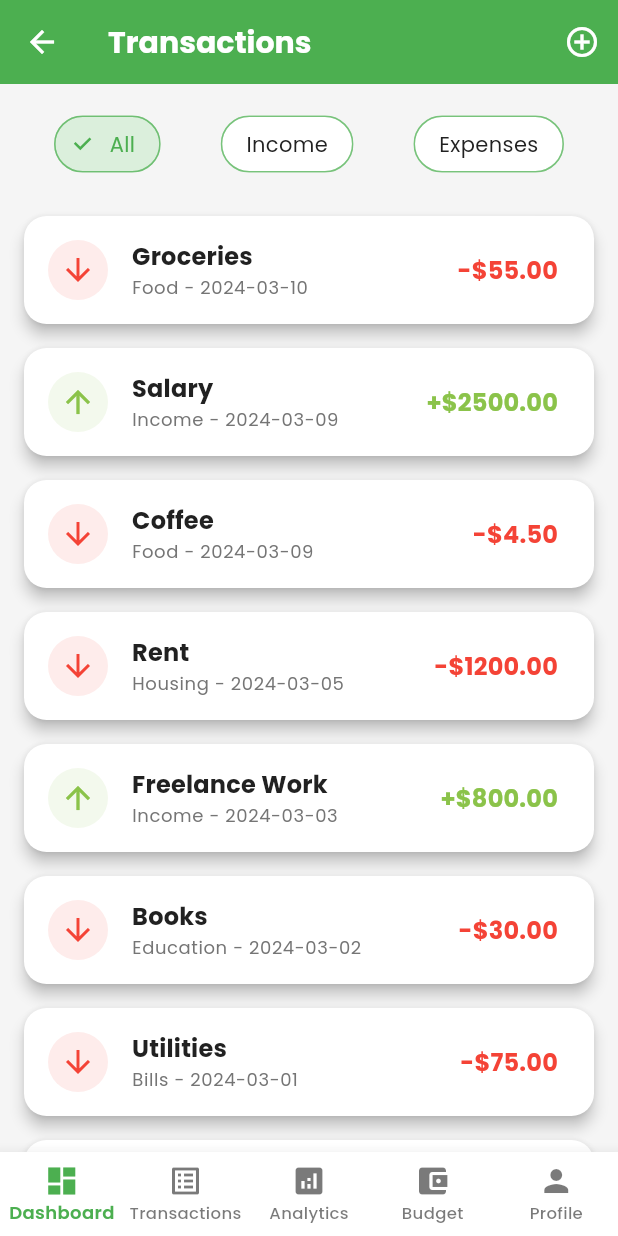
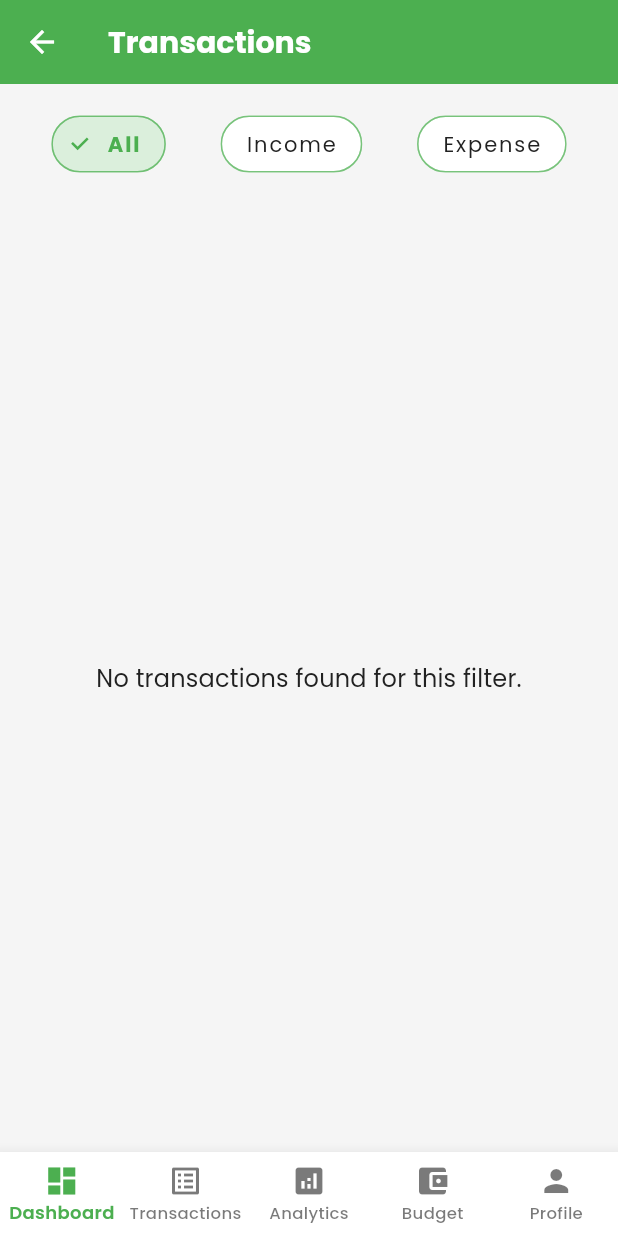
Before and after one commit to hewageumesha/Personal-Finance-Budgeting-System, a Flutter app: the TransactionsPage screen opened by its route, on a phone screen of 412 x 824 dp. Run offline on Flutter 3.47's test engine with Material 3 defaults, Android fonts, the phone set to English and light mode, and no system bars; our stand-ins replace firebase_auth, firebase_core, go_router, google_fonts, sqflite; accounts and stored records are empty; generated files the repository leaves out were written again.

Commit message:
Show Filtered transactions ✅

```diff
--- a/lib/features/finance/data/repositories/finance_repository_impl.dart
+++ b/lib/features/finance/data/repositories/finance_repository_impl.dart
@@ -2,6 +2,7 @@ import 'package:personal_finance_budgeting_system/features/finance/data/model/tr
 import 'package:personal_finance_budgeting_system/features/finance/domain/entities/category_entity.dart';
 import 'package:personal_finance_budgeting_system/features/finance/domain/entities/transaction_entity.dart';
 import 'package:personal_finance_budgeting_system/features/finance/domain/repositories/finance_repository.dart';
+import 'package:personal_finance_budgeting_system/features/finance/presentation/provider/finance_provider.dart';
 import '../model/category_model.dart';
 import '../sources/local/finance_local_data.dart';
 
@@ -93,5 +94,15 @@ class FinanceRepositoryImpl implements FinanceRepository {
     }
   }
 
+  @override
+  Future<List<TransactionEntity>> getFilteredTransactions(String filter,
+      String uid) async {
+    try {
+      return await financeLocalData.getFilteredTransactions(uid, filter);
+    } catch (e) {
+      throw Exception(e);
+    }
+  }
+
 
 }
--- a/lib/features/finance/domain/repositories/finance_repository.dart
+++ b/lib/features/finance/domain/repositories/finance_repository.dart
@@ -1,5 +1,6 @@
 import 'package:personal_finance_budgeting_system/features/finance/domain/entities/category_entity.dart';
 import 'package:personal_finance_budgeting_system/features/finance/domain/entities/transaction_entity.dart';
+import 'package:personal_finance_budgeting_system/features/finance/presentation/provider/finance_provider.dart';
 
 abstract class FinanceRepository {
   // category related methods
@@ -9,15 +10,15 @@ abstract class FinanceRepository {
 
   Future<void> removeCategory(String categoryId);
 
-
-
-
   // transaction related methods
   Future<List<TransactionEntity>> getTransactions(String uid);
 
   Future<void> addTransaction(TransactionEntity transaction);
 
   Future<void> removeTransaction(String tid);
+
+  Future<List<TransactionEntity>> getFilteredTransactions(
+      String filter, String uid);
 
   // analytics
   Future<double> getTotalBalance(String uid);
--- a/lib/features/finance/presentation/provider/finance_provider.dart
+++ b/lib/features/finance/presentation/provider/finance_provider.dart
@@ -3,14 +3,17 @@ import 'package:personal_finance_budgeting_system/features/authentication/presen
 import 'package:personal_finance_budgeting_system/features/finance/data/repositories/finance_repository_impl.dart';
 import 'package:personal_finance_budgeting_system/features/finance/domain/entities/category_entity.dart';
 import 'package:personal_finance_budgeting_system/features/finance/domain/entities/transaction_entity.dart';
-
 import '../../domain/repositories/finance_repository.dart';
 
 class FinanceProvider extends ChangeNotifier {
   final FinanceRepository _financeRepository;
 
+  TransactionFilter _selectedFilter = TransactionFilter.all;
+
+
   List<TransactionEntity> transactions = [];
   List<CategoryEntity> categories = [];
+  List<TransactionEntity> _filteredTransactions = [];
   double? _totalBalance;
   double _income = 0.0;
   double _expense = 0.0;
@@ -34,6 +37,10 @@ class FinanceProvider extends ChangeNotifier {
   double get income => _income;
 
   double get expense => _expense;
+
+  TransactionFilter get transactionFilter => _selectedFilter;
+
+  List<TransactionEntity> get getFilteredTransactions => _filteredTransactions;
 
   // Methods
   Future<void> loadFinanceData(String uid) async {
@@ -82,4 +89,24 @@ class FinanceProvider extends ChangeNotifier {
       notifyListeners();
     }
   }
+
+  Future<void> changeFilter(TransactionFilter filter, String uid) async{
+    _selectedFilter = filter;
+    String filterType = filter.name;
+    try{
+      _filteredTransactions = await _financeRepository.getFilteredTransactions(filterType, uid);
+      notifyListeners();
+    }catch(e){
+      debugPrint("❌ something wrong with getting filtered transactions $e");
+    }
+
+  }
+
 }
+
+
+enum TransactionFilter {
+  all,
+  income,
+  expense
+}
--- a/lib/features/transactions/presentation/pages/transactions_page.dart
+++ b/lib/features/transactions/presentation/pages/transactions_page.dart
@@ -1,5 +1,11 @@
+import 'package:firebase_auth/firebase_auth.dart';
 import 'package:flutter/material.dart';
+import 'package:personal_finance_budgeting_system/features/finance/presentation/provider/finance_provider.dart';
 import 'package:personal_finance_budgeting_system/shared/styles/app_colors.dart';
+import 'package:provider/provider.dart';
+
+import '../../../../core/utils/category_icon_helper.dart';
+import '../../../authentication/presentation/providers/auth_provider.dart';
 
 class TransactionsPage extends StatefulWidget {
   const TransactionsPage({super.key});
@@ -9,41 +15,37 @@ class TransactionsPage extends StatefulWidget {
 }
 
 class _TransactionsPageState extends State<TransactionsPage> {
-  String _selectedFilter = 'All';
+  @override
+  void initState() {
+    super.initState();
+    WidgetsBinding.instance.addPostFrameCallback((_) {
+      if (mounted) {
+        final uid = context.read<AuthProviderr>().user?.uid;
 
-  final List<Map<String, dynamic>> _transactions = [
-    {'name': 'Groceries', 'category': 'Food', 'amount': -55.00, 'date': '2024-03-10', 'type': 'expense'},
-    {'name': 'Salary', 'category': 'Income', 'amount': 2500.00, 'date': '2024-03-09', 'type': 'income'},
-    {'name': 'Coffee', 'category': 'Food', 'amount': -4.50, 'date': '2024-03-09', 'type': 'expense'},
-    {'name': 'Rent', 'category': 'Housing', 'amount': -1200.00, 'date': '2024-03-05', 'type': 'expense'},
-    {'name': 'Freelance Work', 'category': 'Income', 'amount': 800.00, 'date': '2024-03-03', 'type': 'income'},
-    {'name': 'Books', 'category': 'Education', 'amount': -30.00, 'date': '2024-03-02', 'type': 'expense'},
-    {'name': 'Utilities', 'category': 'Bills', 'amount': -75.00, 'date': '2024-03-01', 'type': 'expense'},
-    {'name': 'Bonus', 'category': 'Income', 'amount': 1000.00, 'date': '2024-02-28', 'type': 'income'},
-  ];
-
-  List<Map<String, dynamic>> get _filteredTransactions {
-    if (_selectedFilter == 'All') {
-      return _transactions;
-    } else if (_selectedFilter == 'Income') {
-      return _transactions.where((t) => t['type'] == 'income').toList();
-    } else {
-      return _transactions.where((t) => t['type'] == 'expense').toList();
-    }
+        context
+            .read<FinanceProvider>()
+            .changeFilter(TransactionFilter.all, uid!);
+      }
+    });
   }
 
   @override
   Widget build(BuildContext context) {
+    final provider = context.watch<FinanceProvider>();
+    final transations = provider.getFilteredTransactions;
+
     return Scaffold(
       appBar: AppBar(
         title: const Text('Transactions'),
-        actions: [
-          IconButton(
-            icon: const Icon(Icons.add_circle_outline),
-            onPressed: () { /* TODO: Navigate to Add Transaction Page */ },
-            tooltip: 'Add New Transaction',
-          ),
-        ],
+        // actions: [
+        //   IconButton(
+        //     icon: const Icon(Icons.add_circle_outline),
+        //     onPressed: () {
+        //
+        //    },
+        //     tooltip: 'Add New Transaction',
+        //   ),
+        // ],
       ),
       body: Column(
         children: [
@@ -52,14 +54,17 @@ class _TransactionsPageState extends State<TransactionsPage> {
             child: Row(
               mainAxisAlignment: MainAxisAlignment.spaceAround,
               children: [
-                _buildFilterChip('All'),
-                _buildFilterChip('Income'),
-                _buildFilterChip('Expenses'),
+                _buildFilterChip(
+                    context, 'All', TransactionFilter.all, provider),
+                _buildFilterChip(
+                    context, 'Income', TransactionFilter.income, provider),
+                _buildFilterChip(
+                    context, 'Expense', TransactionFilter.expense, provider),
               ],
             ),
           ),
           Expanded(
-            child: _filteredTransactions.isEmpty
+            child: transations.isEmpty
                 ? Center(
                     child: Text(
                       'No transactions found for this filter.',
@@ -67,32 +72,51 @@ class _TransactionsPageState extends State<TransactionsPage> {
                     ),
                   )
                 : ListView.builder(
-                    itemCount: _filteredTransactions.length,
+                    itemCount: transations.length,
                     itemBuilder: (context, index) {
-                      final transaction = _filteredTransactions[index];
-                      final isExpense = transaction['type'] == 'expense';
+                      final tx = transations[index];
+                      final isExpense = tx.amount < 0;
+
                       return Card(
-                        margin: const EdgeInsets.symmetric(horizontal: 16, vertical: 8),
+                        margin: const EdgeInsets.symmetric(
+                            horizontal: 16, vertical: 8),
                         elevation: 4,
-                        shape: RoundedRectangleBorder(borderRadius: BorderRadius.circular(15)),
+                        shape: RoundedRectangleBorder(
+                            borderRadius: BorderRadius.circular(15)),
                         child: ListTile(
                           leading: CircleAvatar(
-                            backgroundColor: isExpense ? AppColors.errorColor.withOpacity(0.1) : AppColors.successColor.withOpacity(0.1),
+                            backgroundColor: CategoryIconHelper.getIconColor(
+                                    tx.categoryName ?? '')
+                                .withOpacity(0.1),
                             child: Icon(
-                              isExpense ? Icons.arrow_downward : Icons.arrow_upward,
-                              color: isExpense ? AppColors.errorColor : AppColors.successColor,
+                              CategoryIconHelper.getIcon(tx.categoryName ?? ''),
+                              color: CategoryIconHelper.getIconColor(
+                                  tx.categoryName),
                             ),
                           ),
-                          title: Text(transaction['name'], style: Theme.of(context).textTheme.titleMedium?.copyWith(fontWeight: FontWeight.bold)),
-                          subtitle: Text('${transaction['category']} - ${transaction['date']}', style: Theme.of(context).textTheme.bodySmall?.copyWith(color: AppColors.grey600)),
+                          title: Text(tx.title,
+                              style:
+                                  const TextStyle(fontWeight: FontWeight.bold)),
+                          subtitle: Text('${tx.categoryName} - ${tx.date}',
+                              style: Theme.of(context)
+                                  .textTheme
+                                  .bodySmall
+                                  ?.copyWith(color: AppColors.grey600)),
                           trailing: Text(
-                            '${isExpense ? '-' : '+'}\$${transaction['amount'].abs().toStringAsFixed(2)}',
-                            style: Theme.of(context).textTheme.titleMedium?.copyWith(
-                                  color: isExpense ? AppColors.errorColor : AppColors.successColor,
+                            '${isExpense ? '-' : '+'}\$${tx.amount.abs().toStringAsFixed(2)}',
+                            style: Theme.of(context)
+                                .textTheme
+                                .titleMedium
+                                ?.copyWith(
+                                  color: isExpense
+                                      ? AppColors.errorColor
+                                      : AppColors.successColor,
                                   fontWeight: FontWeight.bold,
                                 ),
                           ),
-                          onTap: () { /* TODO: Navigate to transaction detail */ },
+                          onTap: () {
+                            /* TODO: Navigate to transaction detail */
+                          },
                         ),
                       );
                     },
@@ -103,20 +127,24 @@ class _TransactionsPageState extends State<TransactionsPage> {
     );
   }
 
-  Widget _buildFilterChip(String label) {
+  Widget _buildFilterChip(BuildContext context, String label,
+      TransactionFilter filter, FinanceProvider provider) {
+    final isSelected = provider.transactionFilter == filter;
+    final uid = context.watch<AuthProviderr>().user!.uid;
+
     return FilterChip(
       label: Text(label),
-      selected: _selectedFilter == label,
+      selected: isSelected,
       onSelected: (bool selected) {
-        setState(() {
-          _selectedFilter = label;
-        });
+        provider.changeFilter(filter, uid);
       },
       selectedColor: AppColors.primaryColor.withOpacity(0.2),
       checkmarkColor: AppColors.primaryColor,
-      labelStyle: Theme.of(context).textTheme.bodyMedium?.copyWith(
-            color: _selectedFilter == label ? AppColors.primaryColor : AppColors.onBackgroundColor,
-          ),
+      labelStyle: TextStyle(
+        color:
+            isSelected ? AppColors.primaryColor : AppColors.onBackgroundColor,
+        fontWeight: isSelected ? FontWeight.bold : FontWeight.normal,
+      ),
       side: BorderSide(color: AppColors.primaryColor.withOpacity(0.5)),
       shape: RoundedRectangleBorder(borderRadius: BorderRadius.circular(20)),
     );
```
Also changed, not shown: lib/features/finance/data/sources/local/finance_local_data.dart (+28 -0 lines).
